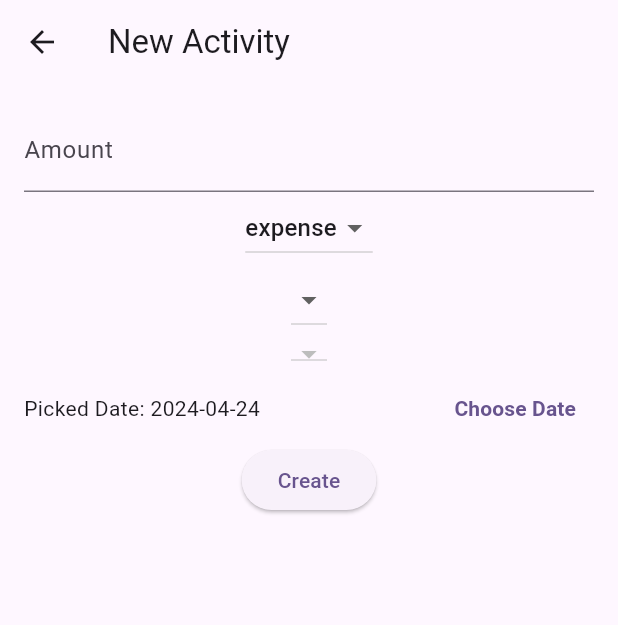
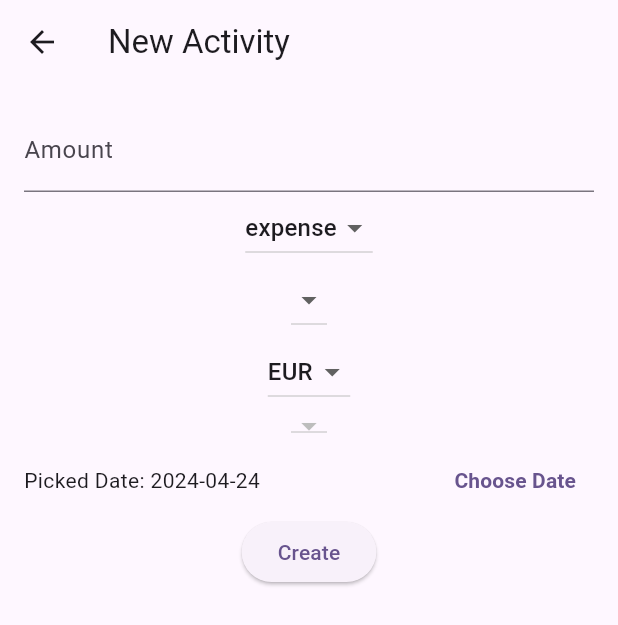
Before and after one commit to JasicMila/budgeting_saving_app, a Flutter app: the ActivityDetailsPage screen opened directly, on a phone screen of 412 x 824 dp. Shown: the top 625 px of the screen. Run offline on Flutter 3.47's test engine with Material 3 defaults, Android fonts, the phone set to English and light mode, and no system bars; our stand-ins replace cloud_firestore, firebase_auth, firebase_core, flutter_dotenv; accounts and stored records are empty.

Commit message:
activities functionality improved, currencies added

```diff
--- a/lib/src/models/activity.dart
+++ b/lib/src/models/activity.dart
@@ -1,3 +1,4 @@
+
 import 'package:cloud_firestore/cloud_firestore.dart';
 
 class Activity {
@@ -7,6 +8,7 @@ class Activity {
   final String type; // 'income' or 'expense'
   final String category;
   final DateTime date;
+  final String currency;
 
   Activity({
     this.id = '',
@@ -15,6 +17,7 @@ class Activity {
     required this.type,
     required this.category,
     required this.date,
+    this.currency = 'EUR',
   });
 
   Map<String, dynamic> toMap() {
@@ -23,7 +26,8 @@ class Activity {
       'amount': amount,
       'type': type,
       'category': category,
-      'date': date,
+      'date': date.toIso8601String(),
+      'currency': currency,
     };
   }
 
@@ -34,7 +38,8 @@ class Activity {
       amount: map['amount'].toDouble(),
       type: map['type'],
       category: map['category'],
-      date: (map['date'] as Timestamp).toDate(),
+      date: DateTime.parse(map['date']),
+      currency: map['currency'],
     );
   }
 }
--- /dev/null
+++ b/lib/src/utils/constants.dart
@@ -0,0 +1,4 @@
+// This file holds application-wide constants
+
+// List of currencies
+const List<String> currencies = ['USD', 'EUR'];
--- a/lib/src/views/screens/activities_page.dart
+++ b/lib/src/views/screens/activities_page.dart
@@ -33,7 +33,7 @@ class ActivitiesPage extends StatelessWidget {
             itemBuilder: (context, index) {
               Activity activity = activities[index];
               return ListTile(
-                title: Text('${activity.type} - ${activity.amount}'),
+                title: Text('${activity.type} - ${activity.amount} ${activity.currency}'),
                 subtitle: Text('${activity.category} on ${activity.date}'),
                 onTap: () => Navigator.push(
                   context,
--- a/lib/src/views/screens/activity_details_page.dart
+++ b/lib/src/views/screens/activity_details_page.dart
@@ -5,7 +5,9 @@ import '../../models/activity.dart';
 import '../../services/account_service.dart';
 import '../../models/account.dart';
 import '../../services/category_service.dart';
-import 'package:budgeting_saving_app/src/models/category.dart' as category_model;
+import 'package:budgeting_saving_app/src/models/category.dart'
+    as category_model;
+import 'package:budgeting_saving_app/src/utils/constants.dart';
 
 class ActivityDetailsPage extends StatefulWidget {
   final Activity? activity;
@@ -24,6 +26,7 @@ class ActivityDetailsPageState extends State<ActivityDetailsPage> {
   late DateTime _selectedDate;
   String _selectedType = 'expense'; // Default to 'expense'
   String? _selectedAccountId;
+  String _selectedCurrency = 'EUR';
   List<category_model.Category> _availableCategories = [];
   List<Account> _accounts = [];
 
@@ -37,11 +40,13 @@ class ActivityDetailsPageState extends State<ActivityDetailsPage> {
     _selectedDate = widget.activity?.date ?? DateTime.now();
     _selectedType = widget.activity?.type ?? 'expense';
     _selectedAccountId = widget.activity?.accountId;
+    _selectedCurrency = widget.activity?.currency ?? 'EUR';
     _loadInitialData();
   }
 
   void _loadInitialData() async {
-    final categoryService = Provider.of<CategoryService>(context, listen: false);
+    final categoryService =
+        Provider.of<CategoryService>(context, listen: false);
     final accountService = Provider.of<AccountService>(context, listen: false);
     await categoryService.fetchCategories(type: _selectedType);
     _accounts = accountService.accounts;
@@ -75,16 +80,20 @@ class ActivityDetailsPageState extends State<ActivityDetailsPage> {
       ),
       body: Padding(
         padding: const EdgeInsets.all(16.0),
-      child: Form(  // Wrap your input fields in a Form widget
-        key: _formKey,  // Connect the GlobalKey
+        child: Form(
+          // Wrap your input fields in a Form widget
+          key: _formKey, // Connect the GlobalKey
           child: Column(
             children: <Widget>[
               TextFormField(
                 controller: _amountController,
                 decoration: const InputDecoration(labelText: 'Amount'),
-              keyboardType: const TextInputType.numberWithOptions(decimal: true),
+                keyboardType:
+                    const TextInputType.numberWithOptions(decimal: true),
                 validator: (value) {
-                if (value == null || value.isEmpty || double.tryParse(value) == null) {
+                  if (value == null ||
+                      value.isEmpty ||
+                      double.tryParse(value) == null) {
                     return 'Please enter a valid number';
                   }
                   return null;
@@ -121,7 +130,23 @@ class ActivityDetailsPageState extends State<ActivityDetailsPage> {
                   }).toList(),
                 ),
               DropdownButton<String>(
-              value: _categoryController.text.isNotEmpty ? _categoryController.text : null,
+                value: _selectedCurrency,
+                onChanged: (String? newValue) {
+                  setState(() {
+                    _selectedCurrency = newValue!;
+                  });
+                },
+                items: currencies.map((String currency) {
+                  return DropdownMenuItem<String>(
+                    value: currency,
+                    child: Text(currency),
+                  );
+                }).toList(),
+              ),
+              DropdownButton<String>(
+                value: _categoryController.text.isNotEmpty
+                    ? _categoryController.text
+                    : null,
                 onChanged: (String? newValue) {
                   setState(() {
                     _categoryController.text = newValue!;
@@ -164,8 +189,11 @@ class ActivityDetailsPageState extends State<ActivityDetailsPage> {
     );
   }
 
-  void _saveActivity() async {
-    final activityService = Provider.of<ActivityService>(context, listen: false);
+  Future<void> _saveActivity() async {
+    if (_formKey.currentState!.validate()) {
+      _formKey.currentState!.save();
+      final activityService =
+          Provider.of<ActivityService>(context, listen: false);
       final newActivity = Activity(
         id: widget.activity?.id ?? '',
         accountId: _selectedAccountId!,
@@ -173,6 +201,7 @@ class ActivityDetailsPageState extends State<ActivityDetailsPage> {
         type: _selectedType,
         category: _categoryController.text,
         date: _selectedDate,
+        currency: _selectedCurrency,
       );
 
       if (widget.isNew) {
@@ -190,3 +219,4 @@ class ActivityDetailsPageState extends State<ActivityDetailsPage> {
       super.dispose();
     }
   }
+}
```
Lines whose indentation alone changed are shown as unchanged.
